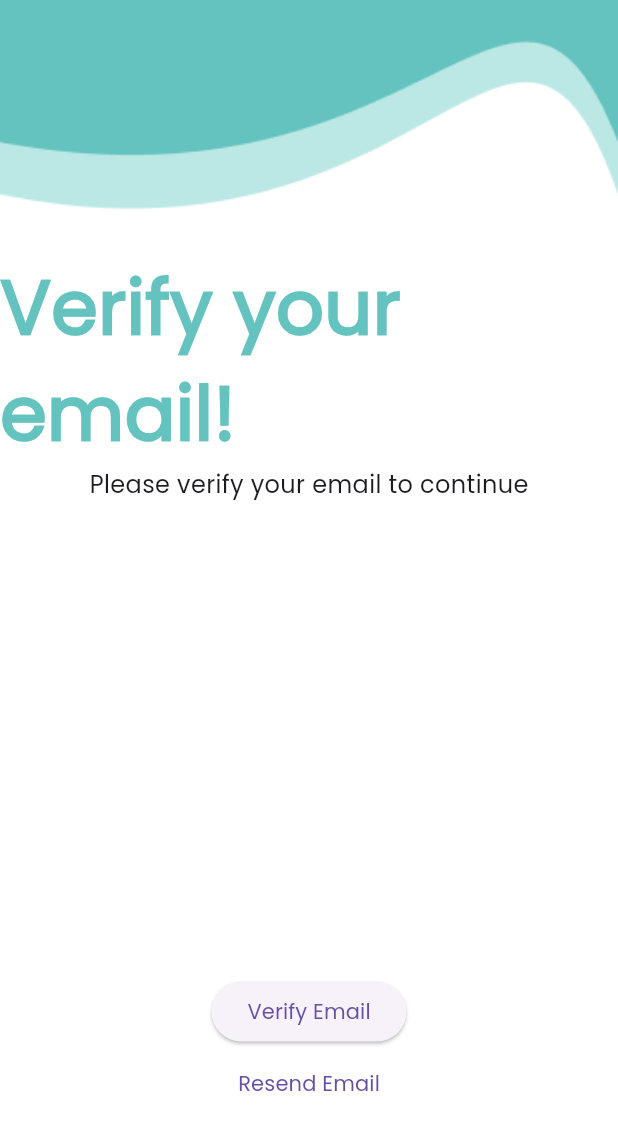
After one commit to SauravHaldar04/Dhairya, a Flutter app: the VerificationPage screen opened directly, after a tap on "Verify Email", on a phone screen of 412 x 824 dp. The commit adds this screen. Shown: the top 1130 px of the screen. Run offline on Flutter 3.47's test engine with Material 3 defaults, Android fonts, the phone set to English and light mode, and no system bars; our stand-ins replace cloud_firestore, file_picker, firebase_auth, firebase_core, flutter_bloc, fpdart and 3 more; accounts and stored records are empty; network calls fail.

Commit message:
Adding email verification

```diff
--- a/lib/features/auth/data/datasources/auth_remote_datasources.dart
+++ b/lib/features/auth/data/datasources/auth_remote_datasources.dart
@@ -7,6 +7,7 @@ import 'package:google_sign_in/google_sign_in.dart';
 
 abstract interface class AuthRemoteDatasources {
   // Session? get session;
+  FirebaseAuth get firebaseAuth;
   Future<UserModel> signInWithEmailAndPassword({
     required String firstName,
     required String lastName,
@@ -18,10 +19,13 @@ abstract interface class AuthRemoteDatasources {
     required String password,
   });
   Future<UserModel> signInWithGoogle();
+  Future<void> verifyEmail();
   Future<UserModel?> getCurrentUser();
+  Future<FirebaseAuth> getFirebaseAuth();
 }
 
 class AuthRemoteDatasourcesImpl implements AuthRemoteDatasources {
+  @override
   final FirebaseAuth firebaseAuth;
   final FirebaseFirestore firestore;
   final GoogleSignIn googleSignIn;
@@ -138,4 +142,23 @@ class AuthRemoteDatasourcesImpl implements AuthRemoteDatasources {
       throw ServerException(message: e.toString());
     }
   }
+
+  @override
+  Future<void> verifyEmail()async {
+    try{
+      final user = firebaseAuth.currentUser;
+      if(user == null){
+        throw ServerException(message: 'User is null');
+      }
+      await user.sendEmailVerification();
+    }
+    catch(e){
+      throw ServerException(message: e.toString());
+    }
+  }
+
+  @override
+  Future<FirebaseAuth> getFirebaseAuth() {
+    return Future.value(firebaseAuth);
+  }
 }
--- a/lib/features/auth/data/repositories/auth_repository_impl.dart
+++ b/lib/features/auth/data/repositories/auth_repository_impl.dart
@@ -4,6 +4,7 @@ import 'package:aparna_education/core/error/server_exception.dart';
 import 'package:aparna_education/core/network/check_internet_connection.dart';
 import 'package:aparna_education/features/auth/data/datasources/auth_remote_datasources.dart';
 import 'package:aparna_education/features/auth/domain/repository/auth_repository.dart';
+import 'package:firebase_auth/firebase_auth.dart'as auth;
 
 import 'package:fpdart/src/either.dart';
 
@@ -21,10 +22,16 @@ class AuthRepositoryImpl implements AuthRepository {
 
   @override
   Future<Either<Failure, User>> signInWithEmailAndPassword(
-      {required String firstName,required String lastName, required String email, required String password}) {
+      {required String firstName,
+      required String lastName,
+      required String email,
+      required String password}) {
     return _getUser(() async =>
         await authRemoteDatasources.signInWithEmailAndPassword(
-            firstName: firstName,lastName: lastName, email: email, password: password));
+            firstName: firstName,
+            lastName: lastName,
+            email: email,
+            password: password));
   }
 
   Future<Either<Failure, User>> _getUser(Future<User> Function() fn) async {
@@ -35,7 +42,7 @@ class AuthRepositoryImpl implements AuthRepository {
       }
       final user = await fn();
       return Right(user);
-    }on ServerException catch (e) {
+    } on ServerException catch (e) {
       return Left(Failure(e.message));
     }
   }
@@ -44,9 +51,7 @@ class AuthRepositoryImpl implements AuthRepository {
   Future<Either<Failure, User>> getCurrentUser() async {
     try {
       if (!await checkInternetConnection.isConnected) {
-
-          return Left(Failure('No internet connection'));
-
+        return Left(Failure('No internet connection'));
       }
       final user = await authRemoteDatasources.getCurrentUser();
       if (user == null) {
@@ -62,4 +67,31 @@ class AuthRepositoryImpl implements AuthRepository {
   Future<Either<Failure, User>> signInWithGoogle() {
     return _getUser(() async => await authRemoteDatasources.signInWithGoogle());
   }
+
+  @override
+  Future<Either<Failure, void>> verifyEmail() async {
+    try {
+      if (!await checkInternetConnection.isConnected) {
+        return Left(Failure('No internet connection'));
+      }
+
+     await authRemoteDatasources.verifyEmail();
+      return const Right(null);
+    } catch (e) {
+      return Left(Failure(e.toString()));
+    }
+  }
+
+  @override
+  Future<Either<Failure,auth.FirebaseAuth>> getFirebaseAuth() async{
+    try {
+      if (!await checkInternetConnection.isConnected) {
+        return Left(Failure('No internet connection'));
+      }
+      final firebaseAuth = await authRemoteDatasources.getFirebaseAuth();
+      return Right(firebaseAuth);
+    } catch (e) {
+      return Left(Failure(e.toString()));
+    }
+  }
 }
--- a/lib/features/auth/domain/repository/auth_repository.dart
+++ b/lib/features/auth/domain/repository/auth_repository.dart
@@ -1,5 +1,6 @@
 import 'package:aparna_education/core/entities/user_entity.dart';
 import 'package:aparna_education/core/error/failure.dart';
+import 'package:firebase_auth/firebase_auth.dart'as auth;
 import 'package:fpdart/fpdart.dart';
 
 abstract interface class AuthRepository{
@@ -15,4 +16,6 @@ abstract interface class AuthRepository{
   });
   Future<Either<Failure,User>> getCurrentUser();
   Future<Either<Failure,User>> signInWithGoogle();
+  Future<Either<Failure,void>> verifyEmail();
+  Future<Either<Failure,auth.FirebaseAuth>> getFirebaseAuth();
 }
--- /dev/null
+++ b/lib/features/auth/domain/usecases/get_firebase_auth.dart
@@ -0,0 +1,16 @@
+import 'package:aparna_education/core/error/failure.dart';
+import 'package:aparna_education/core/usecase/usecase.dart';
+import 'package:aparna_education/features/auth/domain/repository/auth_repository.dart';
+import 'package:firebase_auth/firebase_auth.dart';
+import 'package:fpdart/fpdart.dart';
+
+class GetFirebaseAuth implements Usecase<FirebaseAuth, NoParams> {
+  final AuthRepository repository;
+
+  GetFirebaseAuth(this.repository);
+
+  @override
+  Future<Either<Failure,FirebaseAuth>> call(NoParams params) async {
+    return await repository.getFirebaseAuth();
+  }
+}
--- /dev/null
+++ b/lib/features/auth/domain/usecases/verify_user_email.dart
@@ -0,0 +1,13 @@
+import 'package:aparna_education/core/error/failure.dart';
+import 'package:aparna_education/core/usecase/usecase.dart';
+import 'package:aparna_education/features/auth/domain/repository/auth_repository.dart';
+import 'package:fpdart/fpdart.dart';
+
+class VerifyUserEmail implements Usecase<void,NoParams> {
+  final AuthRepository authRepository;
+  const VerifyUserEmail(this.authRepository);
+  @override
+  Future<Either<Failure,void>> call(NoParams params) async{
+    return authRepository.verifyEmail();
+  }
+}
--- a/lib/features/auth/presentation/bloc/auth_bloc.dart
+++ b/lib/features/auth/presentation/bloc/auth_bloc.dart
@@ -1,10 +1,14 @@
+import 'dart:async';
+
 import 'package:aparna_education/core/cubits/auth_user/auth_user_cubit.dart';
 import 'package:aparna_education/core/entities/user_entity.dart';
 import 'package:aparna_education/core/usecase/usecase.dart';
 import 'package:aparna_education/features/auth/domain/usecases/current_user.dart';
+import 'package:aparna_education/features/auth/domain/usecases/get_firebase_auth.dart';
 import 'package:aparna_education/features/auth/domain/usecases/google_login.dart';
 import 'package:aparna_education/features/auth/domain/usecases/user_login.dart';
 import 'package:aparna_education/features/auth/domain/usecases/user_signup.dart';
+import 'package:aparna_education/features/auth/domain/usecases/verify_user_email.dart';
 import 'package:flutter/foundation.dart';
 import 'package:flutter_bloc/flutter_bloc.dart';
 part 'auth_event.dart';
@@ -16,30 +20,71 @@ class AuthBloc extends Bloc<AuthEvent, AuthState> {
   final CurrentUser _currentUser;
   final AuthUserCubit _authUserCubit;
   final GoogleLogin _googleSignIn;
+  final VerifyUserEmail _verifyUserEmail;
+  final GetFirebaseAuth _getFirebaseAuth;
 
-  AuthBloc(
-      {required UserSignup userSignup,
-      required UserLogin userLogin,
-      required GoogleLogin googleSignIn,
-      required CurrentUser currentUser,
-      required AuthUserCubit authUserCubit})
-      : _userSignup = userSignup,
+  AuthBloc({
+    required UserSignup userSignup,
+    required UserLogin userLogin,
+    required GoogleLogin googleSignIn,
+    required CurrentUser currentUser,
+    required AuthUserCubit authUserCubit,
+    required VerifyUserEmail verifyUserEmail,
+    required GetFirebaseAuth getFirebaseAuth,
+  })  : _userSignup = userSignup,
         _userLogin = userLogin,
         _googleSignIn = googleSignIn,
         _currentUser = currentUser,
         _authUserCubit = authUserCubit,
+        _verifyUserEmail = verifyUserEmail,
+        _getFirebaseAuth = getFirebaseAuth,
         super(AuthInitial()) {
-    on<AuthEvent>((event, emit)=>emit(AuthLoading()));
+    on<AuthEvent>((event, emit) => emit(AuthLoading()));
     on<AuthSignUp>(_onAuthSignUp);
     on<AuthLogIn>(_onAuthLogIn);
     on<AuthGoogleSignIn>(_onGoogleSignIn);
     on<AuthIsUserLoggedIn>(_onIsUserLoggedIn);
+    on<AuthEmailVerification>(_onEmailVerification);
   }
   void _emitAuthSuccess(User user, Emitter<AuthState> emit) {
     _authUserCubit.updateUser(user);
     emit(AuthSuccess(user));
   }
 
+void _onEmailVerification(
+    AuthEmailVerification event, Emitter<AuthState> emit) async {
+  try {
+    final result = await _verifyUserEmail(NoParams());
+    result.fold((failure) {
+      emit(AuthFailure(failure.message));
+    }, (_) async {
+      final auth = await _getFirebaseAuth(NoParams());
+      auth.fold((failure) {
+        emit(AuthFailure(failure.message));
+      }, (firebaseAuth) async {
+        await Future.delayed(Duration(seconds: 5));
+        final completer = Completer<void>();
+        Timer.periodic(const Duration(seconds: 2), (timer) async {
+          try {
+            await firebaseAuth.currentUser!.reload();
+            if (firebaseAuth.currentUser!.emailVerified) {
+              timer.cancel();
+              emit(AuthEmailVerified());
+              completer.complete();
+            }
+          } catch (e) {
+            timer.cancel();
+            emit(AuthFailure(e.toString()));
+            completer.completeError(e);
+          }
+        });
+        await completer.future;
+      });
+    });
+  } catch (e) {
+    emit(AuthFailure(e.toString()));
+  }
+}
   void _onIsUserLoggedIn(
       AuthIsUserLoggedIn event, Emitter<AuthState> emit) async {
     final result = await _currentUser(NoParams());
@@ -53,7 +98,10 @@ class AuthBloc extends Bloc<AuthEvent, AuthState> {
 
   void _onAuthSignUp(AuthSignUp event, Emitter<AuthState> emit) async {
     final result = await _userSignup(UserSignupParams(
-        email: event.email, password: event.password, firstName: event.firstName, lastName: event.lastName));
+        email: event.email,
+        password: event.password,
+        firstName: event.firstName,
+        lastName: event.lastName));
     result.fold((failure) {
       emit(AuthFailure(failure.message));
     }, (user) {
@@ -70,13 +118,13 @@ class AuthBloc extends Bloc<AuthEvent, AuthState> {
       _emitAuthSuccess(user, emit);
     });
   }
-  void _onGoogleSignIn(AuthGoogleSignIn event , Emitter<AuthState> emit)async{
+
+  void _onGoogleSignIn(AuthGoogleSignIn event, Emitter<AuthState> emit) async {
     final result = await _googleSignIn(NoParams());
     result.fold((failure) {
       emit(AuthFailure(failure.message));
     }, (user) {
       _emitAuthSuccess(user, emit);
     });
-
   }
 }
--- a/lib/features/auth/presentation/bloc/auth_event.dart
+++ b/lib/features/auth/presentation/bloc/auth_event.dart
@@ -17,6 +17,10 @@ final class AuthLogIn extends AuthEvent {
   AuthLogIn(this.email, this.password);
 }
 
+final class AuthEmailVerification extends AuthEvent {
+
+}
+
 final class AuthGoogleSignIn extends AuthEvent {
 
 }
--- a/lib/features/auth/presentation/bloc/auth_state.dart
+++ b/lib/features/auth/presentation/bloc/auth_state.dart
@@ -17,3 +17,4 @@ final class AuthSuccess extends AuthState {
   final User user;
   AuthSuccess(this.user);
 }
+final class AuthEmailVerified extends AuthState {}
--- a/lib/features/auth/presentation/pages/login_page.dart
+++ b/lib/features/auth/presentation/pages/login_page.dart
@@ -2,6 +2,7 @@ import 'package:aparna_education/core/theme/app_pallete.dart';
 import 'package:aparna_education/core/utils/loader.dart';
 import 'package:aparna_education/core/utils/snackbar.dart';
 import 'package:aparna_education/features/auth/presentation/bloc/auth_bloc.dart';
+import 'package:aparna_education/features/auth/presentation/pages/verification_page.dart';
 import 'package:aparna_education/features/auth/presentation/widgets/auth_button.dart';
 import 'package:aparna_education/features/auth/presentation/widgets/auth_textfield.dart';
 import 'package:flutter/cupertino.dart';
@@ -86,6 +87,9 @@ class _LoginPageState extends State<LoginPage> {
                         listener: (context, state) {
                           if (state is AuthSuccess) {
                             showSnackbar(context, "Login Successful");
+                            Navigator.of(context).push(MaterialPageRoute(
+                              builder: (context) => const VerificationPage(),
+                            ));
                           }
                           if (state is AuthFailure) {
                             showSnackbar(context, state.message);
--- /dev/null
+++ b/lib/features/auth/presentation/pages/verification_page.dart
@@ -0,0 +1,112 @@
+import 'package:aparna_education/core/theme/app_pallete.dart';
+import 'package:aparna_education/core/utils/loader.dart';
+import 'package:aparna_education/features/auth/presentation/bloc/auth_bloc.dart';
+import 'package:aparna_education/features/auth/presentation/pages/home_page.dart';
+import 'package:flutter/foundation.dart';
+import 'package:flutter/material.dart';
+import 'package:flutter/widgets.dart';
+import 'package:flutter_bloc/flutter_bloc.dart';
+
+class VerificationPage extends StatefulWidget {
+  const VerificationPage({super.key});
+
+  @override
+  State<VerificationPage> createState() => _VerificationPageState();
+}
+
+class _VerificationPageState extends State<VerificationPage> {
+  @override
+  Widget build(BuildContext context) {
+    return BlocConsumer<AuthBloc, AuthState>(
+      listener: (context, state) {
+        if (state is AuthEmailVerified) {
+          Navigator.of(context).push(MaterialPageRoute(
+            builder: (context) => const HomePage(),
+          ));
+        }
+      },
+      builder: (context, state) {
+        if (state is AuthLoading) {
+          return const Center(child: Loader());
+        }
+        return Scaffold(
+          body: Padding(
+            padding: const EdgeInsets.all(0),
+            child: Column(
+              children: [
+                SizedBox(
+                  width: MediaQuery.of(context).size.width,
+                  child: const Column(
+                    crossAxisAlignment: CrossAxisAlignment.start,
+                    children: [
+                      Row(
+                        children: [
+                          Expanded(
+                            child: Image(
+                              image:
+                                  AssetImage('assets/images/authBgImage.png'),
+                              fit: BoxFit.cover,
+                            ),
+                          ),
+                        ],
+                      ),
+                    ],
+                  ),
+                ),
+                const SizedBox(
+                  height: 30,
+                ),
+                SizedBox(
+                  height: MediaQuery.of(context).size.height * 0.7,
+                  child: Column(
+                    mainAxisAlignment: MainAxisAlignment.spaceBetween,
+                    children: [
+                      Column(
+                        children: [
+                          const Text(
+                            "Verify your email!",
+                            style: TextStyle(
+                                fontSize: 50,
+                                fontWeight: FontWeight.w800,
+                                color: Pallete.primaryColor),
+                          ),
+                          Text(
+                            "Please verify your email to continue",
+                            style: TextStyle(
+                              fontSize: 16,
+                              fontWeight: FontWeight.w500,
+                            ),
+                          )
+                        ],
+                      ),
+                      Column(
+                        children: [
+                          ElevatedButton(
+                            onPressed: () {
+                              context
+                                  .read<AuthBloc>()
+                                  .add(AuthEmailVerification());
+                            },
+                            child: const Text('Verify Email'),
+                          ),
+                          TextButton(
+                            onPressed: () {
+                              context
+                                  .read<AuthBloc>()
+                                  .add(AuthEmailVerification());
+                            },
+                            child: const Text('Resend Email'),
+                          ),
+                        ],
+                      )
+                    ],
+                  ),
+                ),
+              ],
+            ),
+          ),
+        );
+      },
+    );
+  }
+}
```
Also changed, not shown: lib/features/auth/presentation/pages/home_page.dart (added, +21 -0 lines), lib/init_dependencies.dart (+10 -0 lines).
